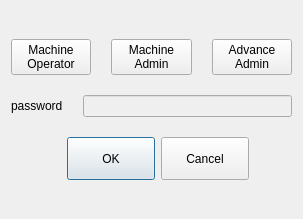
Above: custom_widgets/programhead/passworddialog.ui from GaussCheng/2-5AxisPunch before the change. Below: the same form after it.
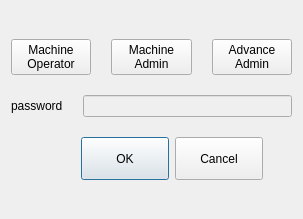
That is the form after the change. Icons and pictures are not drawn. Custom widgets are drawn as their Qt base class.

Diff of the .ui file:
```diff
--- a/custom_widgets/programhead/passworddialog.ui
+++ b/custom_widgets/programhead/passworddialog.ui
@@ -128,14 +128,14 @@
    <item>
     <widget class="QDialogButtonBox" name="buttonBox">
      <property name="sizePolicy">
-      <sizepolicy hsizetype="Expanding" vsizetype="Preferred">
+      <sizepolicy hsizetype="Fixed" vsizetype="Preferred">
        <horstretch>0</horstretch>
        <verstretch>0</verstretch>
       </sizepolicy>
      </property>
      <property name="minimumSize">
       <size>
-       <width>216</width>
+       <width>252</width>
        <height>30</height>
       </size>
      </property>
```
